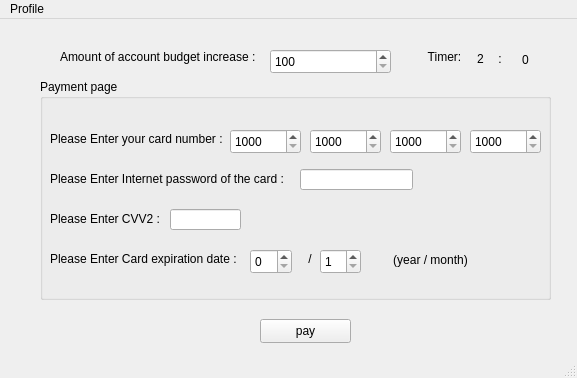
Before: the Qt Designer form Login_And_Admin/increase_budget.ui in AP-projects-4001/esm-nadarim, drawn with Qt 5.
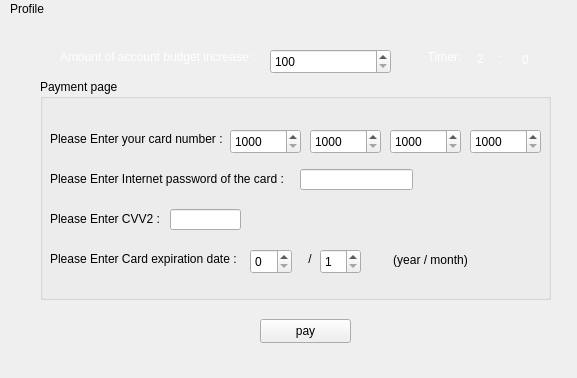
After: the same form once the commit is applied.

Diff of the .ui file:
```diff
--- a/Login_And_Admin/increase_budget.ui
+++ b/Login_And_Admin/increase_budget.ui
@@ -25,6 +25,10 @@
   <property name="windowTitle">
    <string>MainWindow</string>
   </property>
+  <property name="styleSheet">
+   <string notr="true">border-color: rgb(82, 241, 255);
+</string>
+  </property>
   <widget class="QWidget" name="centralwidget">
    <widget class="QGroupBox" name="groupBox">
     <property name="geometry">
@@ -272,6 +276,9 @@
       <height>21</height>
      </rect>
     </property>
+    <property name="styleSheet">
+     <string notr="true">color: rgb(255, 255, 255);</string>
+    </property>
     <property name="text">
      <string>0</string>
     </property>
@@ -289,7 +296,8 @@
      </rect>
     </property>
     <property name="styleSheet">
-     <string notr="true">font: 600 9pt &quot;Segoe UI&quot;;</string>
+     <string notr="true">font: 600 9pt &quot;Segoe UI&quot;;
+color: rgb(255, 255, 255);</string>
     </property>
     <property name="text">
      <string>Timer:</string>
@@ -307,6 +315,9 @@
       <height>20</height>
      </rect>
     </property>
+    <property name="styleSheet">
+     <string notr="true">color: rgb(255, 255, 255);</string>
+    </property>
     <property name="text">
      <string>:</string>
     </property>
@@ -323,6 +334,9 @@
       <height>20</height>
      </rect>
     </property>
+    <property name="styleSheet">
+     <string notr="true">color: rgb(255, 255, 255);</string>
+    </property>
     <property name="text">
      <string>2</string>
     </property>
@@ -340,7 +354,8 @@
      </rect>
     </property>
     <property name="styleSheet">
-     <string notr="true">font: 600 9pt &quot;Segoe UI&quot;;</string>
+     <string notr="true">font: 600 9pt &quot;Segoe UI&quot;;
+color: rgb(255, 255, 255);</string>
     </property>
     <property name="text">
      <string>Amount of account budget increase :</string>
```
